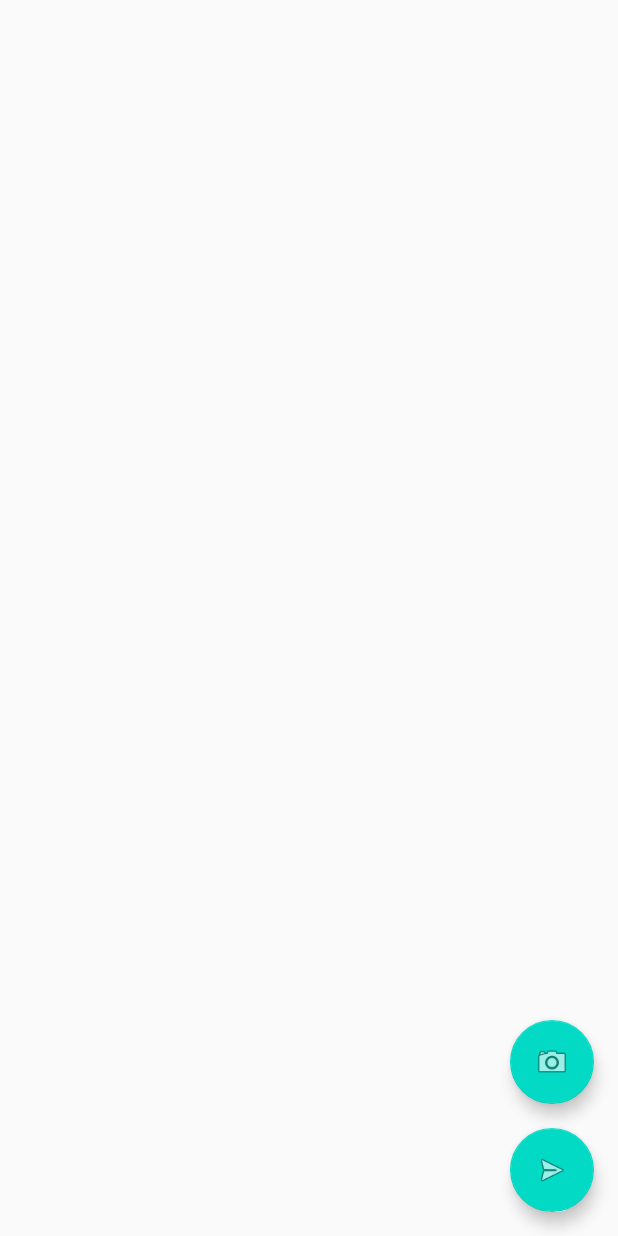
After one commit to Olin44/FiledGameAppAndrodi, an Android app: the layout activity_map.xml on its own in the app's theme, with its tools: preview values and no code run, on a phone screen of 412 x 824 dp. The commit adds this screen. Run offline under Robolectric (Android 15) with nearby library versions, the phone set to English and light mode, and no system bars.

Commit message:
Change MapActivity structure

```diff
--- a/app/src/main/AndroidManifest.xml
+++ b/app/src/main/AndroidManifest.xml
@@ -27,7 +27,8 @@
         android:theme="@style/AppTheme"
         android:usesCleartextTraffic="true"
         tools:targetApi="m">
-        <activity android:name=".maps.EndGameActivity"></activity>
+        <activity android:name=".maps.MapActivity"></activity>
+        <activity android:name=".maps.EndGameActivity" />
         <!--
              The API key for Google Maps-based APIs is defined as a string resource.
              (See the file "res/values/google_maps_api.xml").
@@ -41,7 +42,7 @@
             android:value="@string/google_maps_key" />
 
         <activity
-            android:name=".maps.MapsActivity"
+            android:name=".maps.MapFragment"
             android:label="@string/title_activity_maps" />
         <activity android:name=".users.account.UserAccountActivity" />
         <activity
--- a/app/src/main/java/com/example/filedgameapptest/MainActivity.java
+++ b/app/src/main/java/com/example/filedgameapptest/MainActivity.java
@@ -8,7 +8,9 @@ import android.view.View;
 import android.widget.Button;
 
 
+import com.example.filedgameapptest.apiconnections.models.GameUserDTO;
 import com.example.filedgameapptest.maps.ScannedBarcodeActivity;
+import com.example.filedgameapptest.maps.data.GameDataRepository;
 import com.example.filedgameapptest.users.login.LoginActivity;
 import com.example.filedgameapptest.users.register.RegisterActivity;
 
--- a/app/src/main/java/com/example/filedgameapptest/maps/StartMapActivity.java
+++ b/app/src/main/java/com/example/filedgameapptest/maps/StartMapActivity.java
@@ -11,14 +11,11 @@ import android.widget.Toast;
 
 import com.example.filedgameapptest.apiconnections.BaseURL;
 
-import com.example.filedgameapptest.apiconnections.models.GameService;
-import com.example.filedgameapptest.apiconnections.models.GameUserDTO;
 import com.example.filedgameapptest.apiconnections.models.Map;
 import com.example.filedgameapptest.apiconnections.MapsService;
 import com.example.filedgameapptest.R;
 import com.example.filedgameapptest.apiconnections.RetrofitClientInstance;
 import com.example.filedgameapptest.maps.data.MapDataRepository;
-import com.example.filedgameapptest.users.data.UserDataRepository;
 
 import retrofit2.Call;
 import retrofit2.Callback;
@@ -73,7 +70,7 @@ public class StartMapActivity extends AppCompatActivity implements View.OnClickL
 
         switch (v.getId()) {
             case R.id.btnStartNewMapActivity:
-                startActivity(new Intent(StartMapActivity.this, MapsActivity.class));
+                startActivity(new Intent(StartMapActivity.this, MapActivity.class));
                 break;
 
         }
--- /dev/null
+++ b/app/src/main/res/layout/activity_map.xml
@@ -0,0 +1,32 @@
+<?xml version="1.0" encoding="utf-8"?>
+<androidx.constraintlayout.widget.ConstraintLayout xmlns:android="http://schemas.android.com/apk/res/android"
+    xmlns:app="http://schemas.android.com/apk/res-auto"
+    xmlns:tools="http://schemas.android.com/tools"
+    android:layout_width="match_parent"
+    android:layout_height="match_parent"
+    tools:context=".maps.MapActivity">
+
+    <com.google.android.material.floatingactionbutton.FloatingActionButton
+        android:id="@+id/btnEndGame"
+        android:layout_width="wrap_content"
+        android:layout_height="wrap_content"
+        android:layout_marginEnd="16dp"
+        android:layout_marginRight="16dp"
+        android:layout_marginBottom="16dp"
+        android:clickable="true"
+        android:src="@android:drawable/ic_menu_send"
+        app:layout_constraintBottom_toBottomOf="parent"
+        app:layout_constraintEnd_toEndOf="parent" />
+
+    <com.google.android.material.floatingactionbutton.FloatingActionButton
+        android:id="@+id/btnCamera"
+        android:layout_width="wrap_content"
+        android:layout_height="wrap_content"
+        android:layout_marginEnd="16dp"
+        android:layout_marginRight="16dp"
+        android:layout_marginBottom="16dp"
+        android:clickable="true"
+        android:src="@android:drawable/ic_menu_camera"
+        app:layout_constraintBottom_toTopOf="@+id/btnEndGame"
+        app:layout_constraintEnd_toEndOf="parent" />
+</androidx.constraintlayout.widget.ConstraintLayout>
--- a/app/src/main/res/layout/activity_maps.xml
+++ b/app/src/main/res/layout/fragment_map.xml
@@ -6,4 +6,4 @@
     android:name="com.google.android.gms.maps.SupportMapFragment"
     android:layout_width="match_parent"
     android:layout_height="match_parent"
-    tools:context=".maps.MapsActivity" />
+    tools:context=".maps.MapFragment" />
```
Also changed, not shown: app/src/main/java/com/example/filedgameapptest/maps/MapActivity.java (renamed from app/src/main/java/com/example/filedgameapptest/maps/MapsActivity.java, +37 -31 lines), app/src/main/java/com/example/filedgameapptest/maps/MapFragment.java (added, +61 -0 lines).
